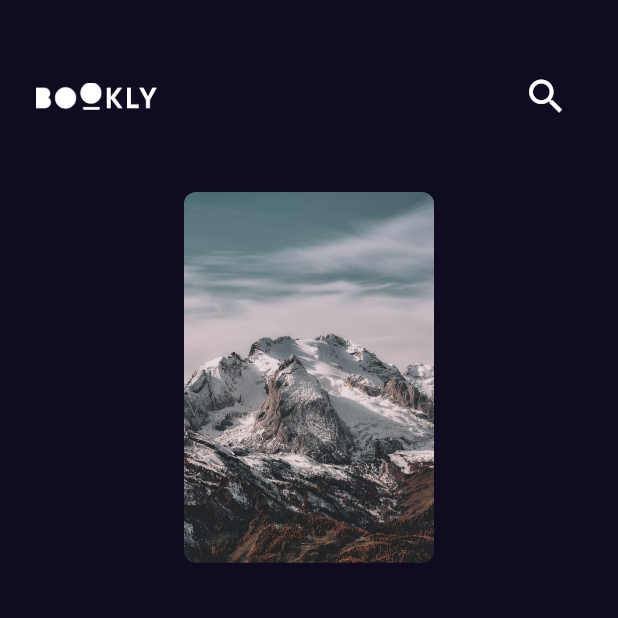
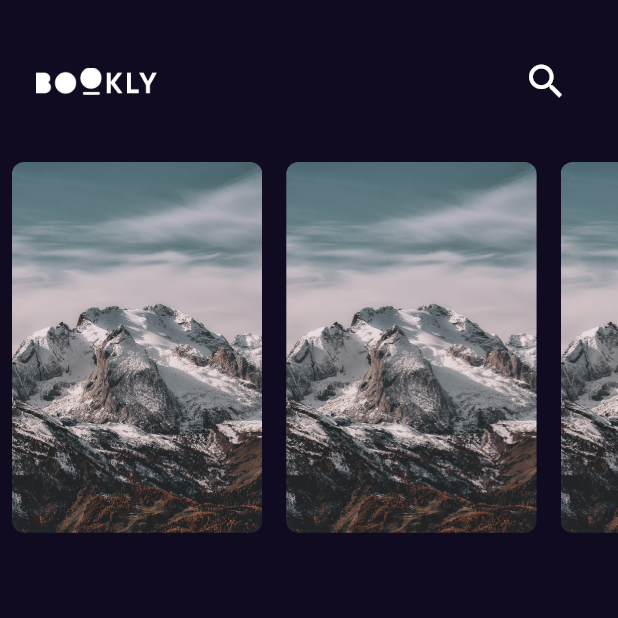
Before and after one commit to mohamedSalah1994/bookly, a Flutter app: the screen it shows after launch, on a phone screen of 412 x 824 dp, the top half of it. Run offline on Flutter 3.47's test engine with Material 2 defaults, Android fonts, the phone set to English and light mode, and no system bars; our stand-ins replace get.

Commit message:
add featured list view to home

```diff
--- a/lib/Features/home/presentation/views/widgets/custom_app_bar.dart
+++ b/lib/Features/home/presentation/views/widgets/custom_app_bar.dart
@@ -6,7 +6,7 @@ class CustomAppBar extends StatelessWidget {
   @override
   Widget build(BuildContext context) {
     return Padding(
-      padding: const EdgeInsets.symmetric(horizontal: 24 , vertical: 40),
+      padding: const EdgeInsets.symmetric(horizontal: 24 , vertical: 30),
       child: Row(
         children: [
           Image.asset(
--- a/lib/Features/home/presentation/views/widgets/custom_list_view_item.dart
+++ b/lib/Features/home/presentation/views/widgets/custom_list_view_item.dart
@@ -6,9 +6,7 @@ class CustomListViewItem extends StatelessWidget {
 
   @override
   Widget build(BuildContext context) {
-    return SizedBox(
-      height: MediaQuery.of(context).size.height * 0.3,
-      child: AspectRatio(
+    return AspectRatio(
       aspectRatio: 2.7 / 4,
       child: Container(
 
@@ -23,7 +21,6 @@ class CustomListViewItem extends StatelessWidget {
           ),
         ),
       ),
-      ),
     );
   }
 }
--- /dev/null
+++ b/lib/Features/home/presentation/views/widgets/featured_list_list_view.dart
@@ -0,0 +1,23 @@
+import 'package:bookly/Features/home/presentation/views/widgets/custom_list_view_item.dart';
+import 'package:flutter/material.dart';
+
+class FeaturedBooksListView extends StatelessWidget {
+  const FeaturedBooksListView({super.key});
+
+  @override
+  Widget build(BuildContext context) {
+    return SizedBox(
+      height: MediaQuery.of(context).size.height * 0.3,
+      child: ListView.builder(
+
+        scrollDirection: Axis.horizontal,
+        itemBuilder: (context, index) {
+          return const Padding(
+            padding: EdgeInsets.symmetric(horizontal: 8),
+            child: CustomListViewItem(),
+          );
+        },
+      ),
+    );
+  }
+}
--- a/lib/Features/home/presentation/views/widgets/home_view_body.dart
+++ b/lib/Features/home/presentation/views/widgets/home_view_body.dart
@@ -1,5 +1,6 @@
 import 'package:bookly/Features/home/presentation/views/widgets/custom_app_bar.dart';
 import 'package:bookly/Features/home/presentation/views/widgets/custom_list_view_item.dart';
+import 'package:bookly/Features/home/presentation/views/widgets/featured_list_list_view.dart';
 import 'package:flutter/material.dart';
 
 class HomeViewBody extends StatelessWidget {
@@ -10,7 +11,7 @@ class HomeViewBody extends StatelessWidget {
     return Column(
       children: const [
            CustomAppBar(),
-           CustomListViewItem()
+           FeaturedBooksListView()
       ],
     );
   }
```
Lines whose indentation alone changed are shown as unchanged.
